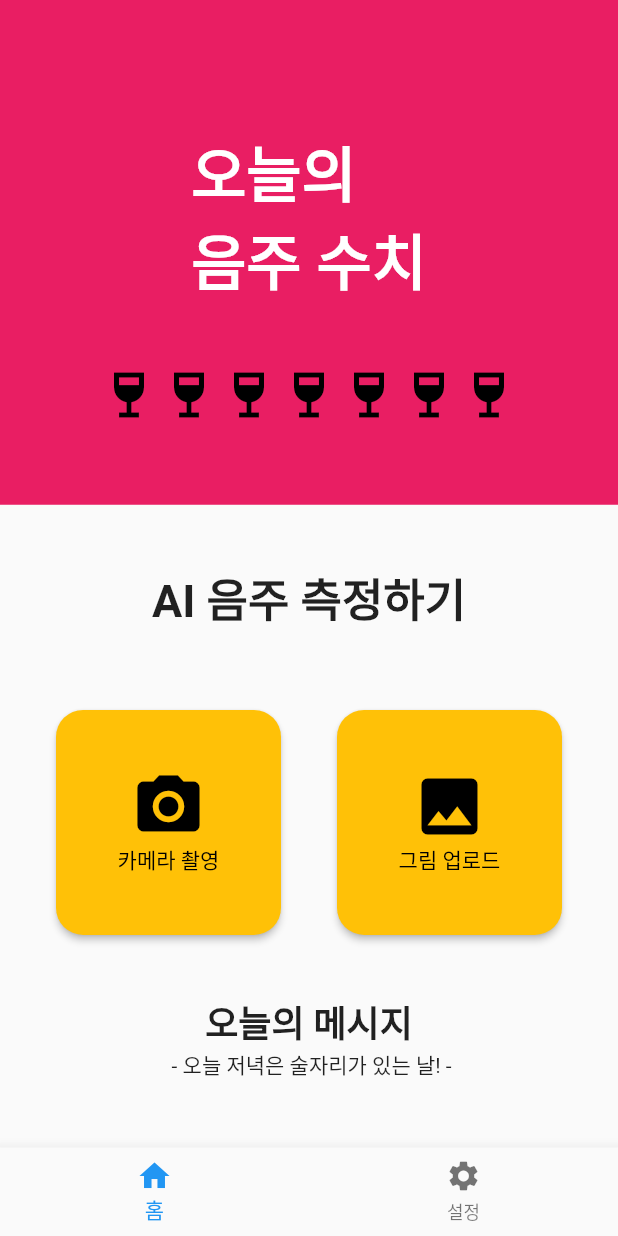
After one commit to eunmin-kim/eumju-flutter, a Flutter app: the AlcoholCheckPage screen opened directly, on a phone screen of 412 x 824 dp. The commit adds this screen. Run offline on Flutter 3.47's test engine with Material 2 defaults, Android fonts, the phone set to English and light mode, and no system bars; our stand-ins replace shared_preferences; missing offline and left inert: dart:ffi; accounts and stored records are empty.

Commit message:
1. 주량 작성 페이지에서 음주 측정 페이지 이동하는 로직 완성시킴 2. 에뮬레이터가 똑같은거 찾으려고 하니 없고 level7이 아닌 level8버전에서 구동하면서 해서 정확한 도형의 배치나 수치는 변경해야됨. 3. 색상도 같은거 해야 되는데 그건 추후 정현섭이 함. 아무튼 최대한 피그마에 있던 계획이랑 비슷하게 할 예정 4. 김은민이 작업하던 것 중 주량입력 페이지에서 두번째 텍스트 "나의 최애주종은?"으로 수정하기 현재 "나의 주량과 주종은?"이라고 되어 있음,,

```diff
--- a/lib/add_drunk_setting_page.dart
+++ b/lib/add_drunk_setting_page.dart
@@ -217,7 +217,6 @@ class _AddDrunkSettingState extends State<AddDrunkSetting> {
                   await prefs.setString('juRang', drunkJan.text);
                   await prefs.setString('favoriteDrink', dropdownDrunk2);
                   // widget.onIncrement?.call();
-
                   Navigator.push(context, MaterialPageRoute(builder: (context) => AlcoholCheckPage()));
                 } : null,
                 child: Text("작성하기"),
--- /dev/null
+++ b/lib/alcohol_check_page.dart
@@ -0,0 +1,131 @@
+import 'package:flutter/material.dart';
+
+class AlcoholCheckPage extends StatelessWidget {
+  @override
+  Widget build(BuildContext context) {
+    return Scaffold(
+      body: Column(
+        children: <Widget>[
+
+          Expanded(
+            child: Container(
+              color: Colors.pink,
+              child: Column(
+                mainAxisAlignment: MainAxisAlignment.center,
+                children: <Widget>[
+
+                  SizedBox(height: 40),
+                  //메인텍스트
+                  Text(
+                    '오늘의\n음주 수치', // \n을 사용하여 줄바꿈
+                    textAlign: TextAlign.left, // 텍스트를 왼쪽 정렬
+                    style: TextStyle(
+                      fontSize: 40,
+                      fontWeight: FontWeight.bold,
+                      color: Colors.white, // 텍스트 색상을 밝은 색으로 변경, 배경이 어두운 경우
+                    ),
+                  ),
+                  SizedBox(height: 40),
+
+                  //와인잔
+                  Row(
+                    mainAxisAlignment: MainAxisAlignment.center, // 아이콘들을 가운데 정렬
+                    children: List.generate(7, (index) => Icon(Icons.wine_bar, size: 40, color: Colors.black)),
+                  ),
+                  SizedBox(height: 8),
+                ],
+              ),
+            ),
+          ),
+
+          SizedBox(height: 40),
+          Text(
+            'AI 음주 측정하기',
+            textAlign: TextAlign.left,
+            style: TextStyle(
+              fontSize: 30,
+              fontWeight: FontWeight.bold,
+            ),
+          ),
+          SizedBox(height: 8),
+
+          Expanded(
+            child: Column(
+              mainAxisAlignment: MainAxisAlignment.center,
+              children: <Widget>[
+                Row(
+                  mainAxisAlignment: MainAxisAlignment.spaceEvenly, // 버튼들을 균등
+                  children: <Widget>[
+
+                    // 카메라 아이콘 버튼
+                    ElevatedButton(
+                      onPressed: () {
+                        // 카메라 촬영 기능을 여기에 구현
+                      },
+                      child: Column(
+                        children: <Widget>[
+                          Icon(Icons.camera_alt, size: 50), // 카메라 아이콘
+                          Text('카메라 촬영'),
+                        ],
+                      ),
+                      style: ElevatedButton.styleFrom(
+                          primary: Colors.amber,
+                          onPrimary: Colors.black,
+                          shape: RoundedRectangleBorder(
+                            borderRadius: BorderRadius.circular(18.0),
+                          ),
+                          minimumSize: Size(150, 150)
+                      ),
+                    ),
+
+                    // 그림 아이콘 버튼
+                    ElevatedButton(
+                      onPressed: () {
+                        // 여기에 그림 아이콘 버튼의 기능을 구현
+                      },
+                      child: Column(
+                        children: <Widget>[
+                          Icon(Icons.image, size: 50),
+                          Text('그림 업로드'),
+                        ],
+                      ),
+                      style: ElevatedButton.styleFrom(
+                          primary: Colors.amber,
+                          onPrimary: Colors.black,
+                          shape: RoundedRectangleBorder(
+                            borderRadius: BorderRadius.circular(18.0),
+                          ),
+                          minimumSize: Size(150, 150)
+                      ),
+                    ),
+                  ],
+                ),
+                SizedBox(height: 40),
+                Text('오늘의 메시지', style: TextStyle(fontSize: 24, fontWeight: FontWeight.bold)),
+                Text(' - 오늘 저녁은 술자리가 있는 날! -'),
+              ],
+            ),
+          ),
+
+          //메뉴바 버튼
+          BottomNavigationBar(
+            items: const <BottomNavigationBarItem>[
+              BottomNavigationBarItem(
+                icon: Icon(Icons.home),
+                label: '홈',
+              ),
+              BottomNavigationBarItem(
+                icon: Icon(Icons.settings),
+                label: '설정',
+              ),
+            ],
+            // 선택된 아이템에 따라 페이지 이동
+            onTap: (index) {
+              // 이곳에 각 아이콘을 눌렀을 때의 동작을 구현하세요.
+            },
+          ),
+        ],
+      ),
+    );
+  }
+}
--- a/lib/main.dart
+++ b/lib/main.dart
@@ -1,5 +1,4 @@
 import 'dart:ffi';
-
 import 'package:flutter/material.dart';
 import 'package:project/add_drunk_setting_page.dart';
 import 'package:shared_preferences/shared_preferences.dart';
```
